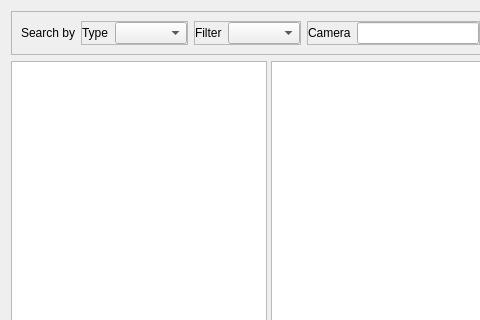
This is astrofilemanager/ui/SearchPanel.ui in bcolyn/PhotonFinder as Qt 5 draws it before an edit; both pictures show x 0 to 480 and y 0 to 320 of the 1143 by 767 pixel window. The edited form follows.
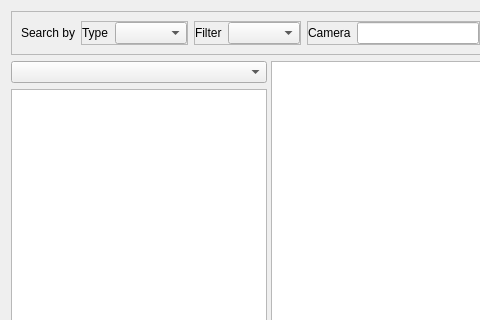
This is the edited form.

Commit message: Implement GUI selection of libary roots and viewing of their contents

The edit to the form file:
```diff
--- a/astrofilemanager/ui/SearchPanel.ui
+++ b/astrofilemanager/ui/SearchPanel.ui
@@ -341,13 +341,19 @@
         <property name="orientation">
          <enum>Qt::Horizontal</enum>
         </property>
-        <widget class="QTreeView" name="treeView">
-         <property name="sizePolicy">
-          <sizepolicy hsizetype="Expanding" vsizetype="Expanding">
-           <horstretch>0</horstretch>
-           <verstretch>1</verstretch>
-          </sizepolicy>
-         </property>
+        <widget class="QWidget" name="verticalLayoutWidget">
+         <layout class="QVBoxLayout" name="comboTreeLayout">
+          <item>
+           <widget class="QComboBox" name="libraryComboBox"/>
+          </item>
+          <item>
+           <widget class="QTreeView" name="filesystemTreeView">
+            <attribute name="headerVisible">
+             <bool>false</bool>
+            </attribute>
+           </widget>
+          </item>
+         </layout>
         </widget>
         <widget class="QTableView" name="tableView">
          <property name="sizePolicy">
```
Left out of the diff: 40 changed lines with no effect on the pictures. The commit also changes 3 other files.
